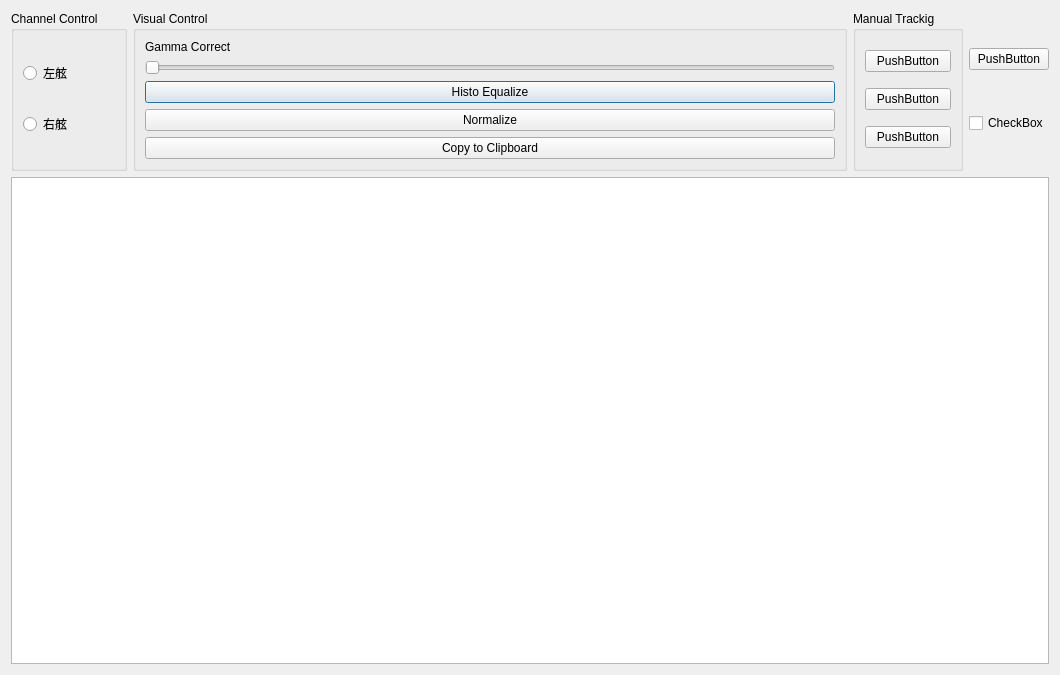
This is waterlinedialog.ui in mupeizheng/xtf as Qt 5 draws it before an edit. The edited form follows.
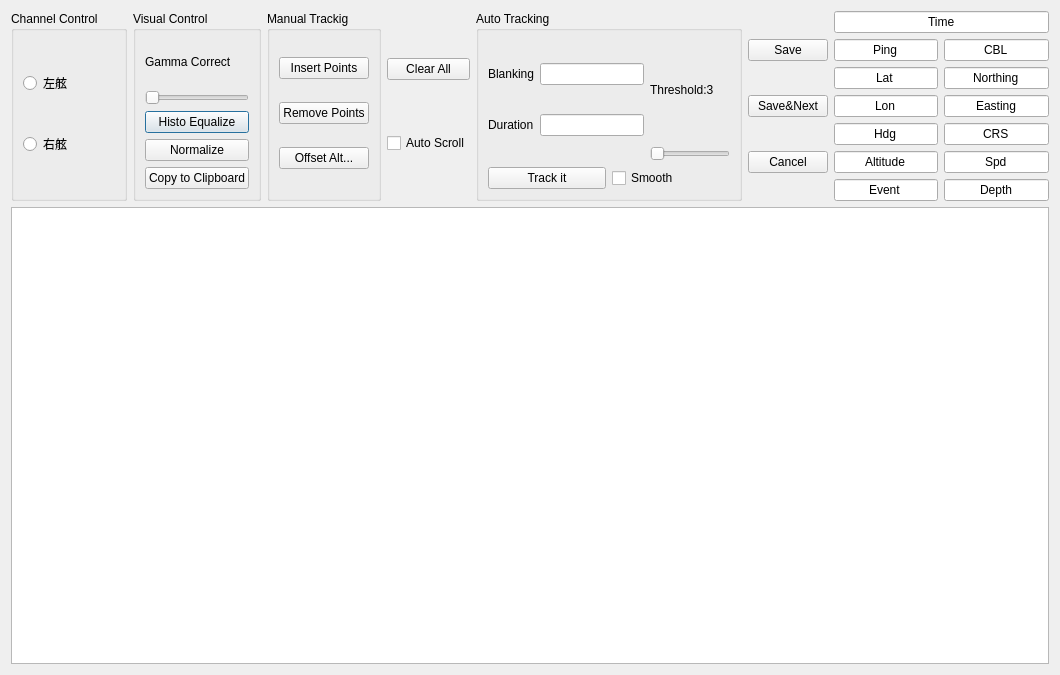
This is the edited form.

```diff
--- a/waterlinedialog.ui
+++ b/waterlinedialog.ui
@@ -13,8 +13,10 @@
   <property name="windowTitle">
    <string>Dialog</string>
   </property>
-  <layout class="QGridLayout" name="gridLayout">
-   <item row="0" column="0">
+  <layout class="QVBoxLayout" name="verticalLayout_9">
+   <item>
+    <layout class="QHBoxLayout" name="horizontalLayout_12">
+     <item>
     <layout class="QHBoxLayout" name="horizontalLayout">
      <item>
       <widget class="QGroupBox" name="groupBox">
@@ -92,21 +94,21 @@
         <item>
          <widget class="QPushButton" name="pushButton_4">
           <property name="text">
-           <string>PushButton</string>
+             <string>Insert Points</string>
           </property>
          </widget>
         </item>
         <item>
          <widget class="QPushButton" name="pushButton_5">
           <property name="text">
-           <string>PushButton</string>
+             <string>Remove Points</string>
           </property>
          </widget>
         </item>
         <item>
          <widget class="QPushButton" name="pushButton_6">
           <property name="text">
-           <string>PushButton</string>
+             <string>Offset Alt...</string>
           </property>
          </widget>
         </item>
@@ -118,22 +120,288 @@
        <item>
         <widget class="QPushButton" name="pushButton_7">
          <property name="text">
-          <string>PushButton</string>
+            <string>Clear All</string>
          </property>
         </widget>
        </item>
        <item>
         <widget class="QCheckBox" name="checkBox">
          <property name="text">
-          <string>CheckBox</string>
+            <string>Auto Scroll</string>
          </property>
         </widget>
        </item>
       </layout>
      </item>
     </layout>
+     </item>
+     <item>
+      <widget class="QGroupBox" name="groupBox">
+       <property name="title">
+        <string>Auto Tracking</string>
+       </property>
+       <layout class="QVBoxLayout" name="verticalLayout_7">
+        <item>
+         <layout class="QHBoxLayout" name="horizontalLayout_4">
+          <item>
+           <layout class="QVBoxLayout" name="verticalLayout_6">
+            <item>
+             <layout class="QHBoxLayout" name="horizontalLayout_2">
+              <item>
+               <widget class="QLabel" name="label_2">
+                <property name="text">
+                 <string>Blanking</string>
+                </property>
+               </widget>
+              </item>
+              <item>
+               <widget class="QLineEdit" name="lineEdit"/>
+              </item>
+             </layout>
+            </item>
+            <item>
+             <layout class="QHBoxLayout" name="horizontalLayout_3">
+              <item>
+               <widget class="QLabel" name="label_3">
+                <property name="text">
+                 <string>Duration</string>
+                </property>
+               </widget>
+              </item>
+              <item>
+               <widget class="QLineEdit" name="lineEdit_2"/>
+              </item>
+             </layout>
+            </item>
+           </layout>
+          </item>
+          <item>
+           <layout class="QVBoxLayout" name="verticalLayout_5">
+            <item>
+             <widget class="QLabel" name="label_4">
+              <property name="text">
+               <string>Threshold:3</string>
+              </property>
+             </widget>
+            </item>
+            <item>
+             <widget class="QSlider" name="horizontalSlider_2">
+              <property name="orientation">
+               <enum>Qt::Horizontal</enum>
+              </property>
+             </widget>
+            </item>
+           </layout>
+          </item>
+         </layout>
+        </item>
+        <item>
+         <layout class="QHBoxLayout" name="horizontalLayout_5">
+          <item>
+           <widget class="QPushButton" name="pushButton">
+            <property name="text">
+             <string>Track it</string>
+            </property>
+           </widget>
+          </item>
+          <item>
+           <widget class="QCheckBox" name="checkBox_2">
+            <property name="text">
+             <string>Smooth</string>
+            </property>
+           </widget>
+          </item>
+         </layout>
+        </item>
+       </layout>
+      </widget>
+     </item>
+     <item>
+      <layout class="QVBoxLayout" name="verticalLayout_8">
+       <item>
+        <widget class="QPushButton" name="pushButton_2">
+         <property name="text">
+          <string>Save</string>
+         </property>
+        </widget>
+       </item>
+       <item>
+        <widget class="QPushButton" name="pushButton_8">
+         <property name="text">
+          <string>Save&amp;&amp;Next</string>
+         </property>
+        </widget>
+       </item>
+       <item>
+        <widget class="QPushButton" name="pushButton_9">
+         <property name="text">
+          <string>Cancel</string>
+         </property>
+        </widget>
+       </item>
+      </layout>
+     </item>
+     <item>
+      <layout class="QGridLayout" name="gridLayout">
+       <item row="0" column="0">
+        <widget class="QLineEdit" name="lineEdit_3">
+         <property name="text">
+          <string>Time</string>
+         </property>
+         <property name="alignment">
+          <set>Qt::AlignCenter</set>
+         </property>
+        </widget>
    </item>
    <item row="1" column="0">
+        <layout class="QHBoxLayout" name="horizontalLayout_11">
+         <item>
+          <widget class="QLineEdit" name="lineEdit_4">
+           <property name="text">
+            <string>Ping</string>
+           </property>
+           <property name="alignment">
+            <set>Qt::AlignCenter</set>
+           </property>
+          </widget>
+         </item>
+         <item>
+          <widget class="QLineEdit" name="lineEdit_5">
+           <property name="text">
+            <string>CBL</string>
+           </property>
+           <property name="alignment">
+            <set>Qt::AlignCenter</set>
+           </property>
+          </widget>
+         </item>
+        </layout>
+       </item>
+       <item row="2" column="0">
+        <layout class="QHBoxLayout" name="horizontalLayout_10">
+         <item>
+          <widget class="QLineEdit" name="lineEdit_6">
+           <property name="text">
+            <string>Lat</string>
+           </property>
+           <property name="alignment">
+            <set>Qt::AlignCenter</set>
+           </property>
+          </widget>
+         </item>
+         <item>
+          <widget class="QLineEdit" name="lineEdit_7">
+           <property name="text">
+            <string>Northing</string>
+           </property>
+           <property name="alignment">
+            <set>Qt::AlignCenter</set>
+           </property>
+          </widget>
+         </item>
+        </layout>
+       </item>
+       <item row="3" column="0">
+        <layout class="QHBoxLayout" name="horizontalLayout_9">
+         <item>
+          <widget class="QLineEdit" name="lineEdit_8">
+           <property name="text">
+            <string>Lon</string>
+           </property>
+           <property name="alignment">
+            <set>Qt::AlignCenter</set>
+           </property>
+          </widget>
+         </item>
+         <item>
+          <widget class="QLineEdit" name="lineEdit_9">
+           <property name="text">
+            <string>Easting</string>
+           </property>
+           <property name="alignment">
+            <set>Qt::AlignCenter</set>
+           </property>
+          </widget>
+         </item>
+        </layout>
+       </item>
+       <item row="4" column="0">
+        <layout class="QHBoxLayout" name="horizontalLayout_8">
+         <item>
+          <widget class="QLineEdit" name="lineEdit_10">
+           <property name="text">
+            <string>Hdg</string>
+           </property>
+           <property name="alignment">
+            <set>Qt::AlignCenter</set>
+           </property>
+          </widget>
+         </item>
+         <item>
+          <widget class="QLineEdit" name="lineEdit_11">
+           <property name="text">
+            <string>CRS</string>
+           </property>
+           <property name="alignment">
+            <set>Qt::AlignCenter</set>
+           </property>
+          </widget>
+         </item>
+        </layout>
+       </item>
+       <item row="5" column="0">
+        <layout class="QHBoxLayout" name="horizontalLayout_7">
+         <item>
+          <widget class="QLineEdit" name="lineEdit_12">
+           <property name="text">
+            <string>Altitude</string>
+           </property>
+           <property name="alignment">
+            <set>Qt::AlignCenter</set>
+           </property>
+          </widget>
+         </item>
+         <item>
+          <widget class="QLineEdit" name="lineEdit_13">
+           <property name="text">
+            <string>Spd</string>
+           </property>
+           <property name="alignment">
+            <set>Qt::AlignCenter</set>
+           </property>
+          </widget>
+         </item>
+        </layout>
+       </item>
+       <item row="6" column="0">
+        <layout class="QHBoxLayout" name="horizontalLayout_6">
+         <item>
+          <widget class="QLineEdit" name="lineEdit_14">
+           <property name="text">
+            <string>Event</string>
+           </property>
+           <property name="alignment">
+            <set>Qt::AlignCenter</set>
+           </property>
+          </widget>
+         </item>
+         <item>
+          <widget class="QLineEdit" name="lineEdit_15">
+           <property name="text">
+            <string>Depth</string>
+           </property>
+           <property name="alignment">
+            <set>Qt::AlignCenter</set>
+           </property>
+          </widget>
+         </item>
+        </layout>
+       </item>
+      </layout>
+     </item>
+    </layout>
+   </item>
+   <item>
     <widget class="QGraphicsView" name="graphicsView"/>
    </item>
   </layout>
```
Lines whose indentation alone changed are shown as unchanged.
